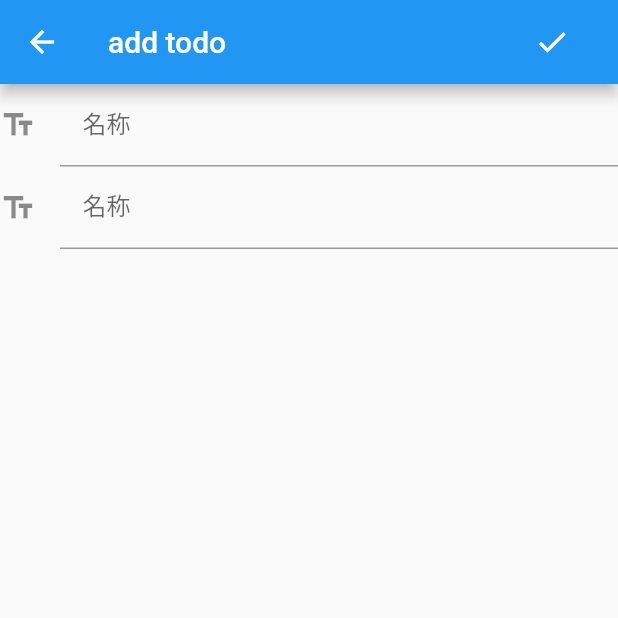
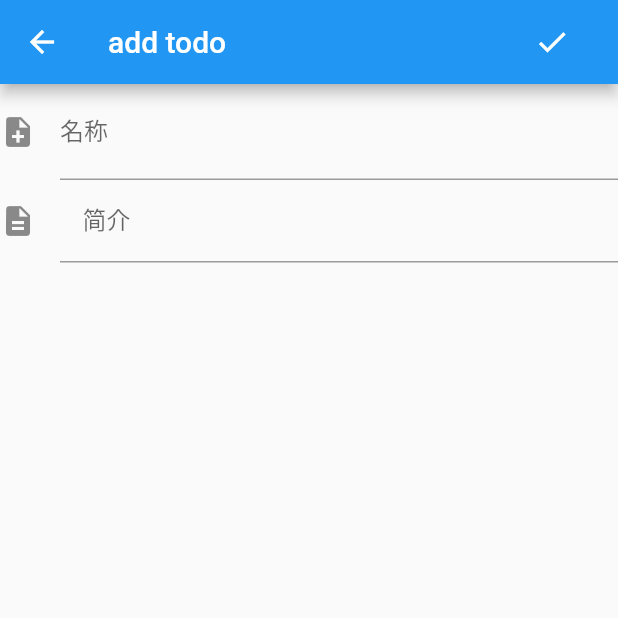
Before and after one commit to jinelei/flounder, a Flutter app: the AddTodoItem screen opened directly, on a phone screen of 412 x 824 dp, the top half of it. Run offline on Flutter 3.47's test engine with Material 2 defaults, Android fonts, the phone set to English and light mode, and no system bars; our stand-ins replace cached_network_image, flutter_spinkit, sqflite; missing offline and left inert: barcode_scan; accounts and stored records are empty.

```diff
--- a/lib/view/add-todo.dart
+++ b/lib/view/add-todo.dart
@@ -6,23 +6,28 @@ class AddTodoItem extends StatefulWidget {
 }
 
 class _AddTodoItemState extends State<AddTodoItem> {
-  String _name;
-  String _desc;
-  int _status;
+  TextEditingController _nameTextEditingController =
+      new TextEditingController();
+  TextEditingController _descTextEditingController =
+      new TextEditingController();
+
+  _nameFocusNode() {
+    FocusNode _nameFocusNode = new FocusNode();
+    _nameFocusNode.addListener(() async {});
+    return _nameFocusNode;
+  }
+
+  _descFocusNode() {
+    FocusNode _descFocusNode = new FocusNode();
+    _descFocusNode.addListener(() async {});
+    return _descFocusNode;
+  }
 
   _nameChanged(String str) {
-    print('name: $str');
-    setState(() {
-      this._name = str;
-    });
+    this._descTextEditingController.value = TextEditingValue(text: str);
   }
 
-  _descChanged(String str) {
-    print('desc: $str');
-    setState(() {
-      this._desc = str;
-    });
-  }
+  _descChanged(String str) {}
 
   @override
   Widget build(BuildContext context) {
@@ -36,9 +41,10 @@ class _AddTodoItemState extends State<AddTodoItem> {
                 color: Colors.white,
               ),
               onPressed: () {
-                if (this._desc != null && this._name != null) {
-                  Navigator.pop(
-                      context, '{"name": "$_name", "desc": "$_desc"}');
+                if (this._descTextEditingController.text != null &&
+                    this._nameTextEditingController.text != null) {
+                  Navigator.pop(context,
+                      '{"name": "${_nameTextEditingController.text}", "desc": "${_descTextEditingController.text}"}');
                 } else {
                   showDialog(
                       context: context,
@@ -54,53 +60,35 @@ class _AddTodoItemState extends State<AddTodoItem> {
             child: Column(
           children: <Widget>[
             TextField(
+              controller: _nameTextEditingController,
+              keyboardType: TextInputType.text,
+              decoration: InputDecoration(
+//                  contentPadding:
+//                      EdgeInsets.symmetric(vertical: 10.0, horizontal: 15.0),
+                  icon: Icon(Icons.note_add),
+                  prefixText: '名称',
+                  suffixText: 'test',
+                  labelText: '名称',
+                  errorBorder: UnderlineInputBorder(
+                      borderSide: BorderSide(color: Colors.red))),
+              onChanged: _nameChanged,
+              focusNode: _nameFocusNode(),
+              autofocus: false,
+            ),
+            TextField(
+              controller: _descTextEditingController,
               keyboardType: TextInputType.text,
               decoration: InputDecoration(
                 contentPadding:
                     EdgeInsets.symmetric(vertical: 10.0, horizontal: 15.0),
-                icon: Icon(Icons.text_fields),
-                labelText: '名称',
-              ),
-              onChanged: _nameChanged,
-              autofocus: false,
-            ),
-            TextField(
-              keyboardType: TextInputType.text,
-              decoration: InputDecoration(
-                contentPadding:
-                    EdgeInsets.symmetric(vertical: 10.0, horizontal: 15.0),
-                icon: Icon(Icons.text_fields),
-                labelText: '名称',
+                icon: Icon(Icons.description),
+                labelText: '简介',
               ),
               onChanged: _descChanged,
+              focusNode: _descFocusNode(),
               autofocus: false,
             ),
           ],
-        ))
-//      Container(
-//        child: Column(
-//          children: <Widget>[
-//            Row(
-//              children: <Widget>[
-//                TextField(
-//                  keyboardType: TextInputType.number,
-//                  decoration: InputDecoration(
-//                    contentPadding: EdgeInsets.all(10.0),
-//                    icon: Icon(Icons.text_fields),
-//                    labelText: '请输入你的姓名)',
-//                    helperText: '请输入你的真实姓名',
-//                  ),
-//                  onChanged: _textFieldChanged,
-//                  autofocus: false,
-//                ),
-//              ],
-//            ),
-//            Row(
-//              children: <Widget>[Text('desc')],
-//            )
-//          ],
-//        ),
-//      ),
-        );
+        )));
   }
 }
```
Also changed, not shown: lib/view/todo.dart (+6 -12 lines).
